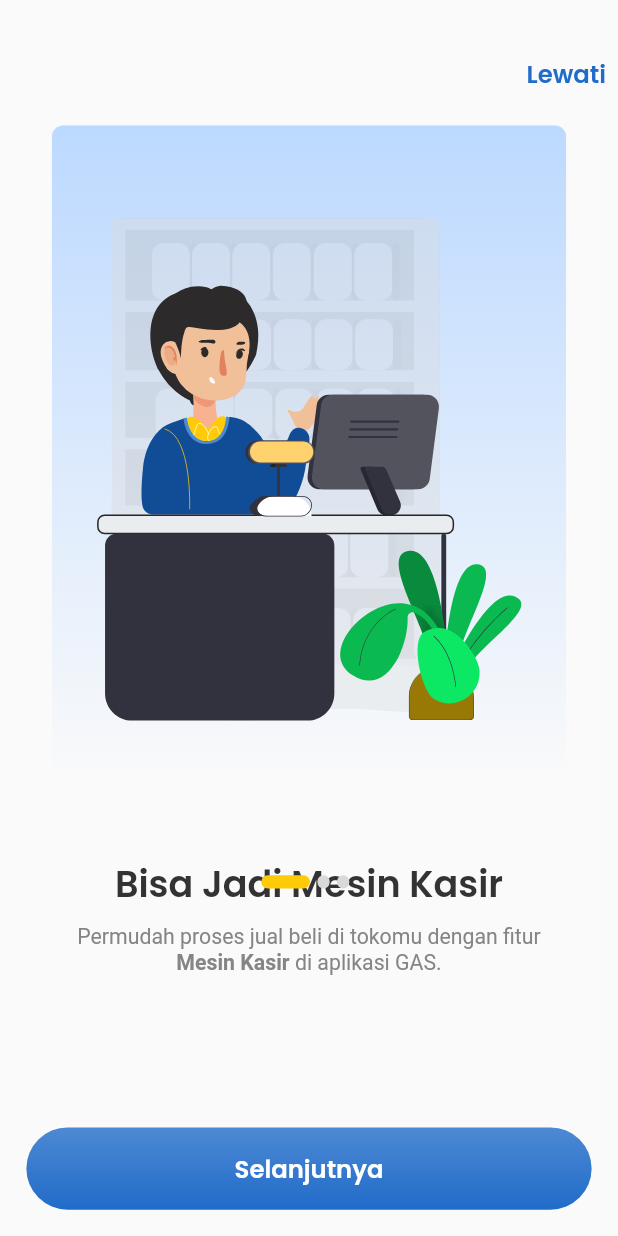
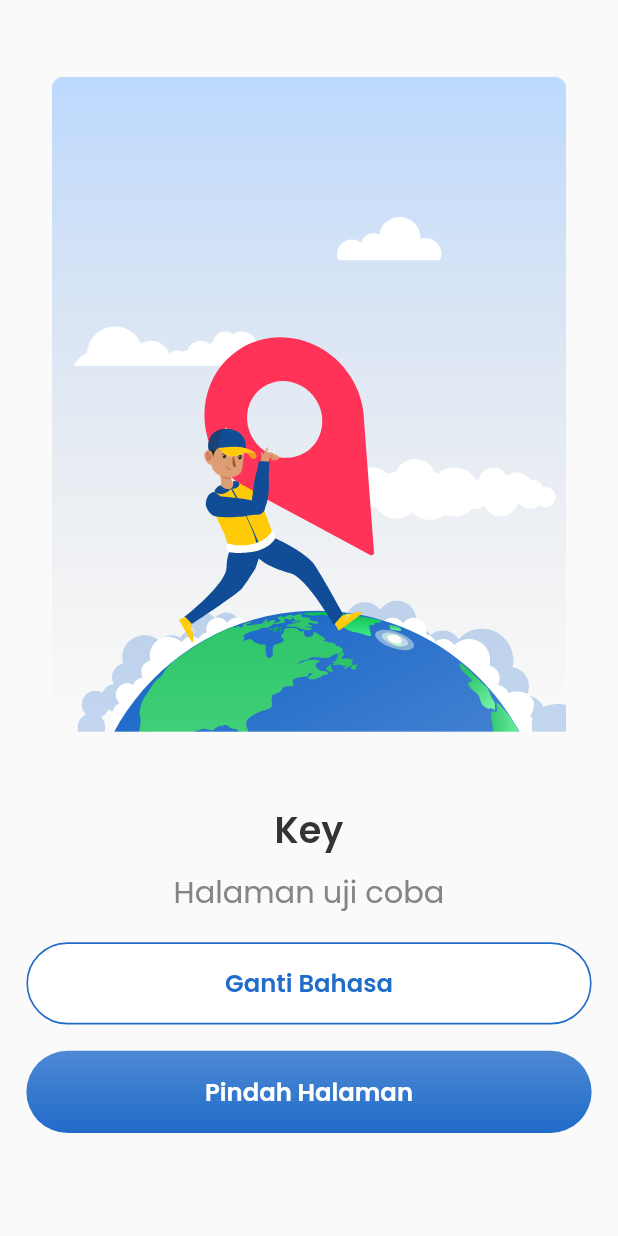
Before and after one commit to juragancode/sample, a Flutter app: the screen it shows after launch, on a phone screen of 412 x 824 dp. Run offline on Flutter 3.47's test engine with Material 2 defaults, Android fonts, the phone set to English and light mode, and no system bars; our stand-ins replace flutter_screenutil, flutter_svg, get, get_storage, permission_handler, pin_code_fields; missing offline and left inert: text_divider.

```diff
--- /dev/null
+++ b/lib/app/modules/alihBahasa/bindings/alih_bahasa_binding.dart
@@ -0,0 +1,12 @@
+import 'package:get/get.dart';
+
+import '../controllers/alih_bahasa_controller.dart';
+
+class AlihBahasaBinding extends Bindings {
+  @override
+  void dependencies() {
+    Get.lazyPut<AlihBahasaController>(
+      () => AlihBahasaController(),
+    );
+  }
+}
--- /dev/null
+++ b/lib/app/modules/alihBahasa/controllers/alih_bahasa_controller.dart
@@ -0,0 +1,3 @@
+import 'package:get/get.dart';
+
+class AlihBahasaController extends GetxController {}
--- /dev/null
+++ b/lib/app/modules/alihBahasa/views/alih_bahasa_view.dart
@@ -0,0 +1,183 @@
+import 'package:flutter/material.dart';
+import 'package:flutter_screenutil/flutter_screenutil.dart';
+import 'package:flutter_svg/svg.dart';
+import 'package:get/get.dart';
+
+import '../../../routes/app_pages.dart';
+import '../controllers/alih_bahasa_controller.dart';
+
+class AlihBahasaView extends GetView<AlihBahasaController> {
+  final List locale = [
+    {'name': 'English', 'locale': Locale('en', 'US')},
+    {'name': 'Indonesia', 'locale': Locale('id', 'ID')},
+  ];
+  updateLanguage(Locale locale) {
+    Get.updateLocale(locale);
+    Get.back();
+  }
+
+  builddialog(BuildContext context) {
+    showDialog(
+      context: context,
+      builder: (builder) {
+        return AlertDialog(
+          title: Text("Ganti Bahasa".tr),
+          content: Container(
+            width: double.maxFinite,
+            child: ListView.separated(
+              shrinkWrap: true,
+              itemBuilder: (context, index) {
+                return Padding(
+                    padding: EdgeInsets.all(5),
+                    child: GestureDetector(
+                        onTap: () {
+                          updateLanguage(locale[index]['locale']);
+                        },
+                        child: Text(locale[index]["name"])));
+              },
+              separatorBuilder: (context, index) {
+                return Divider(
+                  color: Color(0xFF216BC9),
+                );
+              },
+              itemCount: locale.length,
+            ),
+          ),
+        );
+      },
+    );
+  }
+
+  @override
+  Widget build(BuildContext context) {
+    return Scaffold(
+      body: Column(
+        mainAxisAlignment: MainAxisAlignment.center,
+        children: [
+          SizedBox(height: 0.h),
+          Padding(
+            padding: EdgeInsets.symmetric(horizontal: 16.w),
+            child: Container(
+              decoration: BoxDecoration(
+                borderRadius: BorderRadius.circular(8.r),
+              ),
+              child: SvgPicture.asset(
+                "assets/icons/Izinkan-Akses-Lokasi.svg",
+                // fit: BoxFit.cover,
+              ),
+            ),
+          ),
+          SizedBox(height: 46.h),
+          Text(
+            'Key'.tr,
+            style: TextStyle(
+              fontSize: 24.sp,
+              fontWeight: FontWeight.w600,
+              color: Color(0xFF333333),
+            ),
+          ),
+          SizedBox(height: 8.h),
+          Padding(
+            padding: EdgeInsets.symmetric(horizontal: 27.w),
+            child: Text(
+              'Halaman uji coba'.tr,
+              textAlign: TextAlign.center,
+              style: TextStyle(
+                fontSize: 20.sp,
+                fontWeight: FontWeight.w400,
+                color: Color(0xFF858585),
+              ),
+            ),
+          ),
+          SizedBox(height: 18.h),
+          Align(
+            alignment: Alignment.bottomCenter,
+            child: Container(
+              margin: EdgeInsets.only(right: 16.w, left: 16.w, bottom: 16.w),
+              width: double.infinity,
+              child: DecoratedBox(
+                decoration: BoxDecoration(
+                  color: Colors.white,
+                  borderRadius: BorderRadius.circular(32.r),
+                ),
+                child: ElevatedButton(
+                  style: ElevatedButton.styleFrom(
+                    side: BorderSide(color: Color(0xFF216BC9), width: 1.w),
+                    backgroundColor: Colors.white,
+                    shadowColor: Colors.transparent,
+                    textStyle: TextStyle(
+                      fontSize: 16.sp,
+                      fontFamily: 'Poppins',
+                      fontWeight: FontWeight.w600,
+                    ),
+                    shape: RoundedRectangleBorder(
+                      borderRadius: BorderRadius.circular(32.r),
+                    ),
+                    fixedSize: Size(343.w, 54.h),
+                  ),
+                  child: Text(
+                    "Ganti Bahasa".tr,
+                    style: TextStyle(
+                      fontSize: 16.sp,
+                      fontWeight: FontWeight.w600,
+                      color: Color(0xFF216BC9),
+                    ),
+                  ),
+                  onPressed: () async {
+                    //
+                    var locale = Locale('id', 'ID');
+                    builddialog(context);
+                    Get.updateLocale(locale);
+                  },
+                ),
+              ),
+            ),
+          ),
+          Align(
+            alignment: Alignment.bottomCenter,
+            child: Container(
+              margin: EdgeInsets.only(right: 16.w, left: 16.w, bottom: 16.w),
+              width: double.infinity,
+              child: DecoratedBox(
+                decoration: BoxDecoration(
+                  gradient: LinearGradient(
+                    colors: [
+                      Color(0xFF4D89D4),
+                      Color(0xFF216BC9),
+                    ], // Daftar warna gradient yang ingin digunakan
+                    begin: Alignment.topCenter, // Posisi awal gradient
+                    end: Alignment.bottomCenter, // Posisi akhir gradient
+                  ),
+                  borderRadius: BorderRadius.circular(32.r),
+                ),
+                child: ElevatedButton(
+                  style: ElevatedButton.styleFrom(
+                    backgroundColor: Colors.transparent,
+                    shadowColor: Colors.transparent,
+                    textStyle: TextStyle(
+                      fontSize: 16.sp,
+                      fontFamily: 'Poppins',
+                      fontWeight: FontWeight.w600,
+                    ),
+                    shape: RoundedRectangleBorder(
+                      borderRadius: BorderRadius.circular(32.r),
+                    ),
+                    fixedSize: Size(343.w, 54.h),
+                  ),
+                  child: Text(
+                    "Pindah Halaman".tr,
+                    style: TextStyle(
+                      fontSize: 16.sp,
+                      fontWeight: FontWeight.w600,
+                    ),
+                  ),
+                  onPressed: () => Get.toNamed(Routes.INTRODUCTION_SCREEN),
+                ),
+              ),
+            ),
+          )
+        ],
+      ),
+    );
+  }
+}
--- a/lib/app/modules/intro_screen/views/intro_screen_view.dart
+++ b/lib/app/modules/intro_screen/views/intro_screen_view.dart
@@ -143,8 +143,8 @@ class IntroScreenView extends GetView<IntroScreenController> {
                   child: Obx(
                     () => Text(
                       controller.currentIndex.value == contents.length - 1
-                          ? "Let’s Buy & Sale!"
-                          : "Selanjutnya",
+                          ? "Mulai Jual Beli, Yuk!".tr
+                          : "Selanjutnya".tr,
                       style: TextStyle(
                         fontSize: 16.sp,
                         fontWeight: FontWeight.w600,
--- a/lib/app/modules/login/views/login_view.dart
+++ b/lib/app/modules/login/views/login_view.dart
@@ -144,7 +144,7 @@ class LoginView extends GetView<LoginController> {
                       autocorrect: false,
                       decoration: InputDecoration(
                         border: InputBorder.none,
-                        hintText: 'Masukkan password',
+                        hintText: 'Masukkan password'.tr,
                         contentPadding: EdgeInsets.symmetric(
                             horizontal: 20.w, vertical: 16.w),
                         hintStyle: TextStyle(
@@ -218,7 +218,7 @@ class LoginView extends GetView<LoginController> {
                             ),
                             SizedBox(width: 8.w),
                             Text(
-                              "Ingat saya",
+                              "Ingat saya".tr,
                               style: TextStyle(
                                 fontSize: 12.sp,
                                 fontFamily: 'Poppins',
@@ -231,7 +231,7 @@ class LoginView extends GetView<LoginController> {
                       TextButton(
                         onPressed: () => Get.toNamed(Routes.LUPA_PASSWORD),
                         child: Text(
-                          "Lupa Password?",
+                          "Lupa Password?".tr,
                           style: TextStyle(
                             fontSize: 12.sp,
                             fontFamily: 'Poppins',
@@ -318,7 +318,7 @@ class LoginView extends GetView<LoginController> {
                       ),
                       onPressed: () => Get.toNamed(Routes.REGISTER),
                       child: Text(
-                        "Daftar",
+                        "Daftar".tr,
                         style: TextStyle(
                           fontSize: 16.sp,
                           fontFamily: 'Poppins',
@@ -334,7 +334,7 @@ class LoginView extends GetView<LoginController> {
                   padding: EdgeInsets.symmetric(horizontal: 8.w),
                   child: TextDivider(
                     text: Text(
-                      "atau masuk dengan",
+                      "atau masuk dengan".tr,
                       style: TextStyle(
                         color: Color(0xFF858585),
                         fontSize: 10.sp,
@@ -350,7 +350,7 @@ class LoginView extends GetView<LoginController> {
                   mainAxisAlignment: MainAxisAlignment.center,
                   children: [
                     Text(
-                      "Belum punya akun GAS?",
+                      "Belum punya akun GAS?".tr,
                       style: TextStyle(
                         fontSize: 12.sp,
                         fontFamily: 'Poppins',
@@ -362,7 +362,7 @@ class LoginView extends GetView<LoginController> {
                     TextButton(
                       onPressed: () => Get.toNamed(Routes.REGISTER),
                       child: Text(
-                        "Daftar",
+                        "Daftar".tr,
                         style: TextStyle(
                           fontSize: 12.sp,
                           fontFamily: 'Poppins',
--- a/lib/app/routes/app_pages.dart
+++ b/lib/app/routes/app_pages.dart
@@ -1,5 +1,7 @@
 import 'package:get/get.dart';
 
+import 'package:g_a_s_app_rekadigi/app/modules/alihBahasa/bindings/alih_bahasa_binding.dart';
+import 'package:g_a_s_app_rekadigi/app/modules/alihBahasa/views/alih_bahasa_view.dart';
 import 'package:g_a_s_app_rekadigi/app/modules/aturUlangPassword/bindings/atur_ulang_password_binding.dart';
 import 'package:g_a_s_app_rekadigi/app/modules/aturUlangPassword/views/atur_ulang_password_view.dart';
 import 'package:g_a_s_app_rekadigi/app/modules/daftar/bindings/daftar_binding.dart';
@@ -80,5 +82,10 @@ class AppPages {
       page: () => IzinkanAksesLokasiView(),
       binding: IzinkanAksesLokasiBinding(),
     ),
+    GetPage(
+      name: _Paths.ALIH_BAHASA,
+      page: () => AlihBahasaView(),
+      binding: AlihBahasaBinding(),
+    ),
   ];
 }
--- a/lib/app/routes/app_routes.dart
+++ b/lib/app/routes/app_routes.dart
@@ -14,6 +14,7 @@ abstract class Routes {
   static const VERIFIKASI_DAFTAR = _Paths.VERIFIKASI_DAFTAR;
   static const DAFTAR = _Paths.DAFTAR;
   static const IZINKAN_AKSES_LOKASI = _Paths.IZINKAN_AKSES_LOKASI;
+  static const ALIH_BAHASA = _Paths.ALIH_BAHASA;
 }
 
 abstract class _Paths {
@@ -27,4 +28,5 @@ abstract class _Paths {
   static const VERIFIKASI_DAFTAR = '/verifikasi-daftar';
   static const DAFTAR = '/daftar';
   static const IZINKAN_AKSES_LOKASI = '/izinkan-akses-lokasi';
+  static const ALIH_BAHASA = '/alih-bahasa';
 }
--- a/lib/app/utils/translation.dart
+++ b/lib/app/utils/translation.dart
@@ -4,12 +4,15 @@ class Languages extends Translations {
   @override
   Map<String, Map<String, String>> get keys => {
         'id_ID': {
+          'Key': 'Indonesia',
+          'Pindah Halaman': 'Pindah Halaman',
+          'Halaman uji coba': 'Halaman uji coba',
           'Indonesia': 'Indonesia',
           'Inggris': 'Inggris',
           'Ganti Bahasa': 'Ganti Bahasa',
           'Lewati': 'Lewati',
           'Mulai Jual Beli, Yuk': 'Mulai Jual Beli, Yuk',
-          'Selanjutnya': 'Next',
+          'Selanjutnya': 'Selanjutnya',
           'Bisa Jadi Mesin Kasir': 'Bisa Jadi Mesin Kasir',
           'Permudah proses jual beli di tokomu dengan fitur':
               'Permudah proses jual beli di tokomu dengan fitur',
@@ -23,12 +26,13 @@ class Languages extends Translations {
               'Pengen belanja, tapi mager dan males ngantri? Pesen aja lewat aplikasi',
           ' GAS Indonesia.': ' GAS Indonesia.',
           ' Bisa dianter ke rumah!': ' Bisa dianter ke rumah!',
-          // 'Selanjutnya': '',
-          // 'Selanjutnya': '',
-          // 'Selanjutnya': '',
-          // 'Selanjutnya': '',
-          // 'Selanjutnya': '',
-          // 'Selanjutnya': '',
+          'Mulai Jual Beli, Yuk!': 'Mulai Jual Beli, Yuk!',
+          'Masukkan password': 'Masukkan password',
+          'Ingat saya': 'Ingat saya',
+          'Lupa Password?': 'Lupa Password?',
+          'Daftar': 'Daftar',
+          'atau masuk dengan': 'atau masuk dengan',
+          'Belum punya akun GAS?': 'Belum punya akun GAS?',
           // 'Selanjutnya': '',
           // 'Selanjutnya': '',
           // 'Selanjutnya': '',
@@ -50,6 +54,9 @@ class Languages extends Translations {
           // 'Selanjutnya': '',
         },
         'en_US': {
+          'Key': 'English',
+          'Pindah Halaman': 'Page Switch',
+          'Halaman uji coba': 'Test Page',
           'Indonesia': 'Indonesian',
           'Inggris': 'English',
           'Ganti Bahasa': 'Change Language',
@@ -58,7 +65,7 @@ class Languages extends Translations {
           'Selanjutnya': 'Next',
           'Bisa Jadi Mesin Kasir': 'Cashier Machine',
           'Permudah proses jual beli di tokomu dengan fitur':
-              'Permudah proses jual beli di tokomu dengan fitur',
+              'Ease every transactions with',
           ' Mesin Kasir': ' Cashier Machine',
           ' di aplikasi GAS.': ' feature on GAS App.',
           'Multi-User': 'Multi-User',
@@ -69,6 +76,13 @@ class Languages extends Translations {
               'Wanna shop online? you can buy various needs on',
           ' GAS Indonesia.': '  GAS Marketplace',
           ' Bisa dianter ke rumah!': '',
+          'Mulai Jual Beli, Yuk!': 'Let’s Buy & Sale!',
+          'Masukkan password': 'Enter your password',
+          'Ingat saya': 'Remember me',
+          'Lupa Password?': 'Lupa Password?',
+          'Daftar': 'Sign Up',
+          'atau masuk dengan': 'or login with',
+          'Belum punya akun GAS?': 'Don’t have an account?',
         },
       };
 }
--- a/lib/main.dart
+++ b/lib/main.dart
@@ -16,7 +16,7 @@ class MyApp extends StatelessWidget {
     return ScreenUtilInit(
       builder: (context, child) => GetMaterialApp(
         title: "Application",
-        initialRoute: Routes.INTRODUCTION_SCREEN,
+        initialRoute: Routes.ALIH_BAHASA,
         getPages: AppPages.routes,
         debugShowCheckedModeBanner: false,
         theme: themeGAS(),
--- a/pubspec.yaml
+++ b/pubspec.yaml
@@ -13,7 +13,6 @@ dependencies:
   flutter_svg: 2.0.7
   get: ^4.6.5
   get_storage: 2.1.1
-  google_fonts: ^5.0.0
   introduction_screen: ^3.1.8
   permission_handler: 10.3.0
   pin_code_fields: 7.4.0
```
Also changed, not shown: pubspec.lock.
